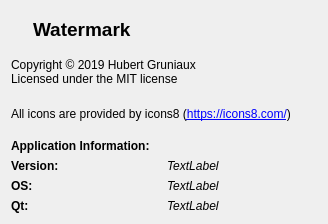
Old version of the form ui/aboutdialog.ui in the repository hgruniaux/Watermark.
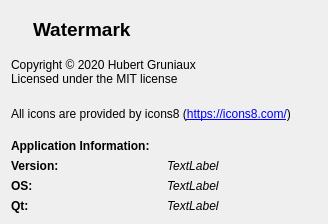
New version of the form. Icons and pictures are not drawn.

Commit message: Update copyright year

Diff of the .ui file:
```diff
--- a/ui/aboutdialog.ui
+++ b/ui/aboutdialog.ui
@@ -55,7 +55,7 @@
    <item>
     <widget class="QLabel" name="label_6">
      <property name="text">
-      <string>Copyright © 2019 Hubert Gruniaux
+      <string>Copyright © 2020 Hubert Gruniaux
 Licensed under the MIT license</string>
      </property>
     </widget>
```
The commit also changes 24 other files.
